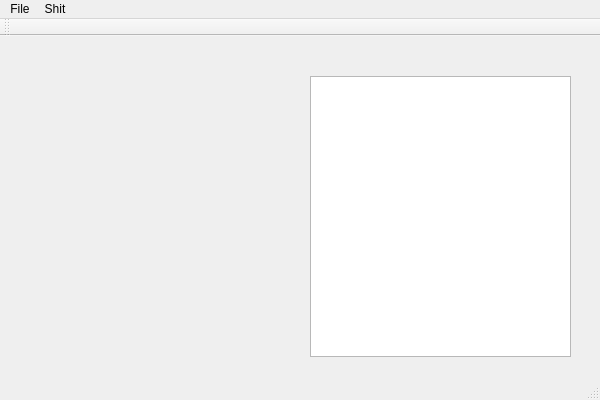
The window that DX11Study/Editor/editor.ui (ericsongcz/DX11_DAA) describes before a commit, drawn with Qt 5.
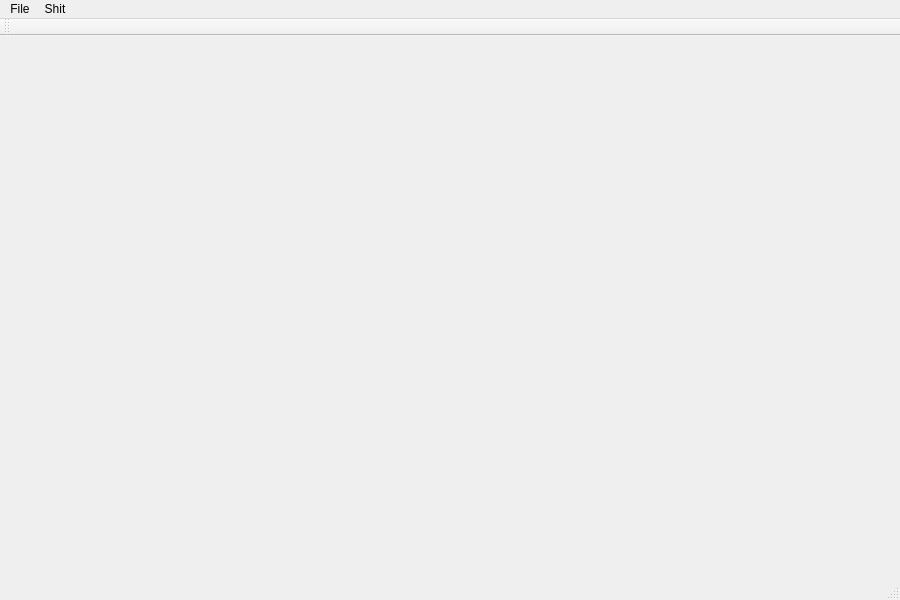
The same window after the commit.

```diff
--- a/DX11Study/Editor/editor.ui
+++ b/DX11Study/Editor/editor.ui
@@ -6,23 +6,24 @@
    <rect>
     <x>0</x>
     <y>0</y>
-    <width>600</width>
-    <height>400</height>
+    <width>900</width>
+    <height>600</height>
    </rect>
   </property>
   <property name="windowTitle">
    <string>Editor</string>
   </property>
   <widget class="QWidget" name="centralWidget">
-   <widget class="QTreeView" name="treeView">
+   <widget class="QWidget" name="verticalLayoutWidget">
     <property name="geometry">
      <rect>
-      <x>310</x>
-      <y>40</y>
-      <width>261</width>
-      <height>281</height>
+      <x>659</x>
+      <y>0</y>
+      <width>231</width>
+      <height>551</height>
      </rect>
     </property>
+    <layout class="QVBoxLayout" name="verticalLayout"/>
    </widget>
   </widget>
   <widget class="QMenuBar" name="menuBar">
@@ -30,7 +31,7 @@
     <rect>
      <x>0</x>
      <y>0</y>
-     <width>600</width>
+     <width>900</width>
      <height>23</height>
     </rect>
    </property>
```
